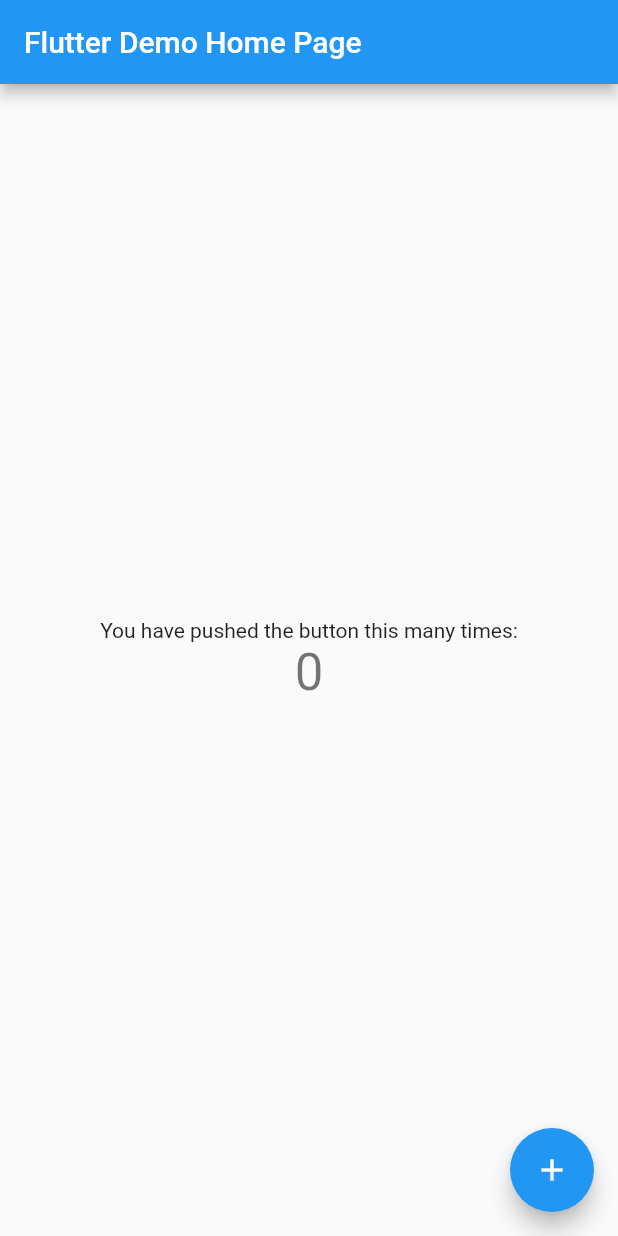
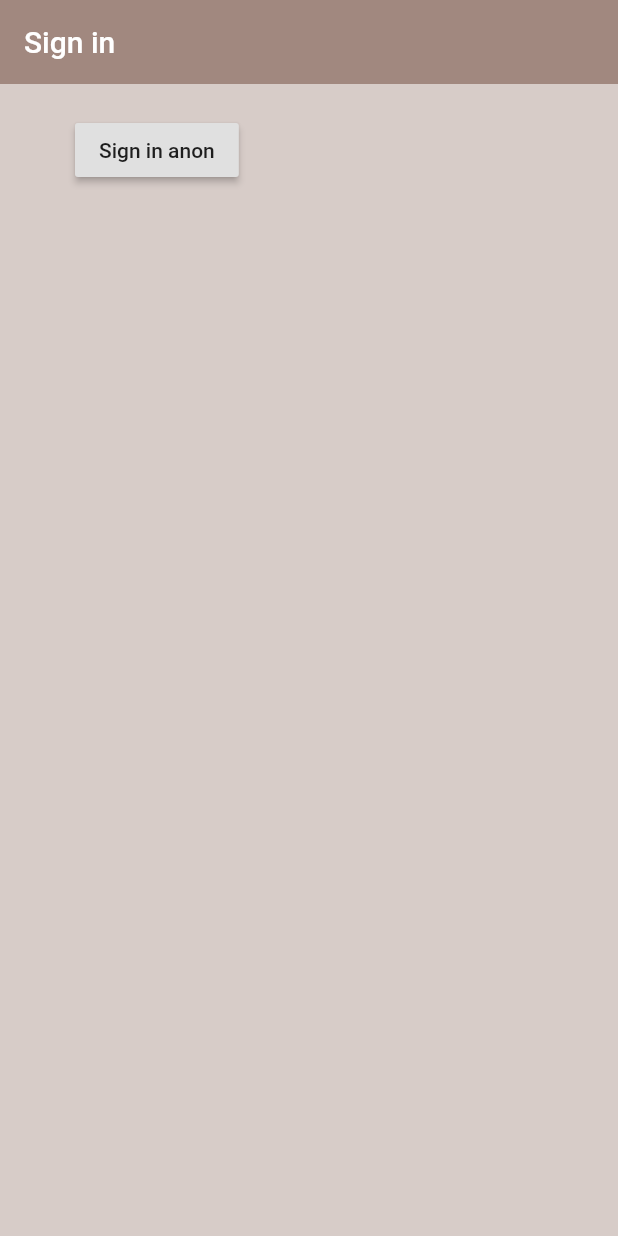
Before and after one commit to Victor-Fiamoncini/brew-crew, a Flutter app: the screen it shows after launch, on a phone screen of 412 x 824 dp. Run offline on Flutter 3.47's test engine with Material 2 defaults, Android fonts, the phone set to English and light mode, and no system bars; our stand-ins replace firebase_auth; accounts and stored records are empty.

Commit message:
project structure

```diff
--- a/lib/main.dart
+++ b/lib/main.dart
@@ -1,111 +1,18 @@
+import 'package:brew_crew/pages/wrapper.dart';
 import 'package:flutter/material.dart';
 
 void main() => runApp(MyApp());
 
 class MyApp extends StatelessWidget {
-  // This widget is the root of your application.
   @override
   Widget build(BuildContext context) {
     return MaterialApp(
-      title: 'Flutter Demo',
+      title: 'Brew Crew',
+      debugShowCheckedModeBanner: false,
       theme: ThemeData(
-        // This is the theme of your application.
-        //
-        // Try running your application with "flutter run". You'll see the
-        // application has a blue toolbar. Then, without quitting the app, try
-        // changing the primarySwatch below to Colors.green and then invoke
-        // "hot reload" (press "r" in the console where you ran "flutter run",
-        // or simply save your changes to "hot reload" in a Flutter IDE).
-        // Notice that the counter didn't reset back to zero; the application
-        // is not restarted.
         primarySwatch: Colors.blue,
       ),
-      home: MyHomePage(title: 'Flutter Demo Home Page'),
+			home: Wrapper(),
     );
   }
 }
-
-class MyHomePage extends StatefulWidget {
-  MyHomePage({Key key, this.title}) : super(key: key);
-
-  // This widget is the home page of your application. It is stateful, meaning
-  // that it has a State object (defined below) that contains fields that affect
-  // how it looks.
-
-  // This class is the configuration for the state. It holds the values (in this
-  // case the title) provided by the parent (in this case the App widget) and
-  // used by the build method of the State. Fields in a Widget subclass are
-  // always marked "final".
-
-  final String title;
-
-  @override
-  _MyHomePageState createState() => _MyHomePageState();
-}
-
-class _MyHomePageState extends State<MyHomePage> {
-  int _counter = 0;
-
-  void _incrementCounter() {
-    setState(() {
-      // This call to setState tells the Flutter framework that something has
-      // changed in this State, which causes it to rerun the build method below
-      // so that the display can reflect the updated values. If we changed
-      // _counter without calling setState(), then the build method would not be
-      // called again, and so nothing would appear to happen.
-      _counter++;
-    });
-  }
-
-  @override
-  Widget build(BuildContext context) {
-    // This method is rerun every time setState is called, for instance as done
-    // by the _incrementCounter method above.
-    //
-    // The Flutter framework has been optimized to make rerunning build methods
-    // fast, so that you can just rebuild anything that needs updating rather
-    // than having to individually change instances of widgets.
-    return Scaffold(
-      appBar: AppBar(
-        // Here we take the value from the MyHomePage object that was created by
-        // the App.build method, and use it to set our appbar title.
-        title: Text(widget.title),
-      ),
-      body: Center(
-        // Center is a layout widget. It takes a single child and positions it
-        // in the middle of the parent.
-        child: Column(
-          // Column is also a layout widget. It takes a list of children and
-          // arranges them vertically. By default, it sizes itself to fit its
-          // children horizontally, and tries to be as tall as its parent.
-          //
-          // Invoke "debug painting" (press "p" in the console, choose the
-          // "Toggle Debug Paint" action from the Flutter Inspector in Android
-          // Studio, or the "Toggle Debug Paint" command in Visual Studio Code)
-          // to see the wireframe for each widget.
-          //
-          // Column has various properties to control how it sizes itself and
-          // how it positions its children. Here we use mainAxisAlignment to
-          // center the children vertically; the main axis here is the vertical
-          // axis because Columns are vertical (the cross axis would be
-          // horizontal).
-          mainAxisAlignment: MainAxisAlignment.center,
-          children: <Widget>[
-            Text(
-              'You have pushed the button this many times:',
-            ),
-            Text(
-              '$_counter',
-              style: Theme.of(context).textTheme.display1,
-            ),
-          ],
-        ),
-      ),
-      floatingActionButton: FloatingActionButton(
-        onPressed: _incrementCounter,
-        tooltip: 'Increment',
-        child: Icon(Icons.add),
-      ), // This trailing comma makes auto-formatting nicer for build methods.
-    );
-  }
-}
--- /dev/null
+++ b/lib/pages/auth/auth.dart
@@ -0,0 +1,16 @@
+import 'package:brew_crew/pages/auth/sign_in.dart';
+import 'package:flutter/material.dart';
+
+class Auth extends StatefulWidget {
+	@override
+	_AuthState createState() => _AuthState();
+}
+
+class _AuthState extends State<Auth> {
+	@override
+	Widget build(BuildContext context) {
+		return Container(
+			child: SignIn(),
+		);
+	}
+}
--- /dev/null
+++ b/lib/pages/auth/sign_in.dart
@@ -0,0 +1,43 @@
+import 'package:brew_crew/services/auth.dart';
+import 'package:flutter/material.dart';
+
+class SignIn extends StatefulWidget {
+	@override
+	_SignInState createState() => _SignInState();
+}
+
+class _SignInState extends State<SignIn> {
+	final AuthService _authService = AuthService();
+
+	void _onTap() async {
+		dynamic res = await _authService.signInAnon();
+
+		if (res == null) {
+			print('Error signing in');
+		} else {
+			print('signed in');
+			print(res.uid);
+		}
+
+		return null;
+	}
+
+	@override
+	Widget build(BuildContext context) {
+		return Scaffold(
+			backgroundColor: Colors.brown[100],
+			appBar: AppBar(
+				backgroundColor: Colors.brown[300],
+				elevation: 0.0,
+				title: Text('Sign in'),
+			),
+			body: Container(
+				padding: EdgeInsets.symmetric(vertical: 20, horizontal: 50),
+				child: RaisedButton(
+					child: Text('Sign in anon'),
+					onPressed: _onTap,
+				),
+			),
+		);
+	}
+}
--- /dev/null
+++ b/lib/pages/models/user.dart
@@ -0,0 +1,5 @@
+class User {
+	final String uid;
+
+	User({ this.uid });
+}
--- /dev/null
+++ b/lib/pages/wrapper.dart
@@ -0,0 +1,10 @@
+import 'package:brew_crew/pages/auth/auth.dart';
+import 'package:brew_crew/pages/home/home.dart';
+import 'package:flutter/material.dart';
+
+class Wrapper extends StatelessWidget {
+	@override
+	Widget build(BuildContext context) {
+		return Auth();
+	}
+}
```
Also changed, not shown: lib/pages/home/home.dart (added, +10 -0 lines), lib/services/auth.dart (added, +22 -0 lines), pubspec.yaml (+1 -38 lines), pubspec.lock, 5 other files.
